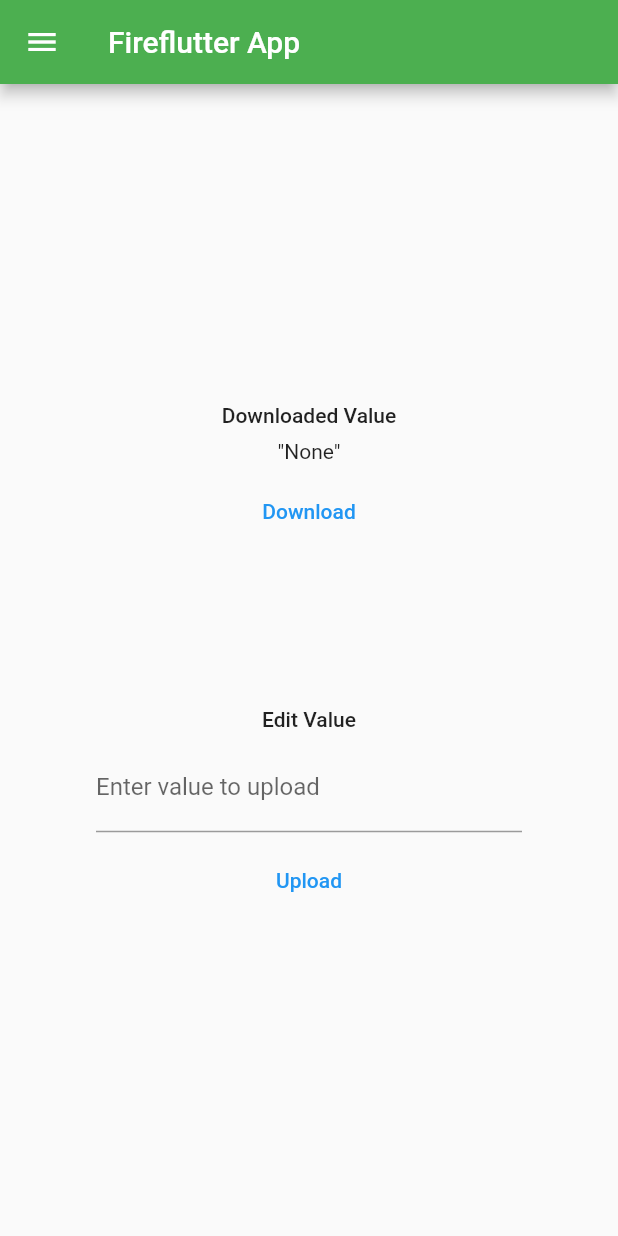
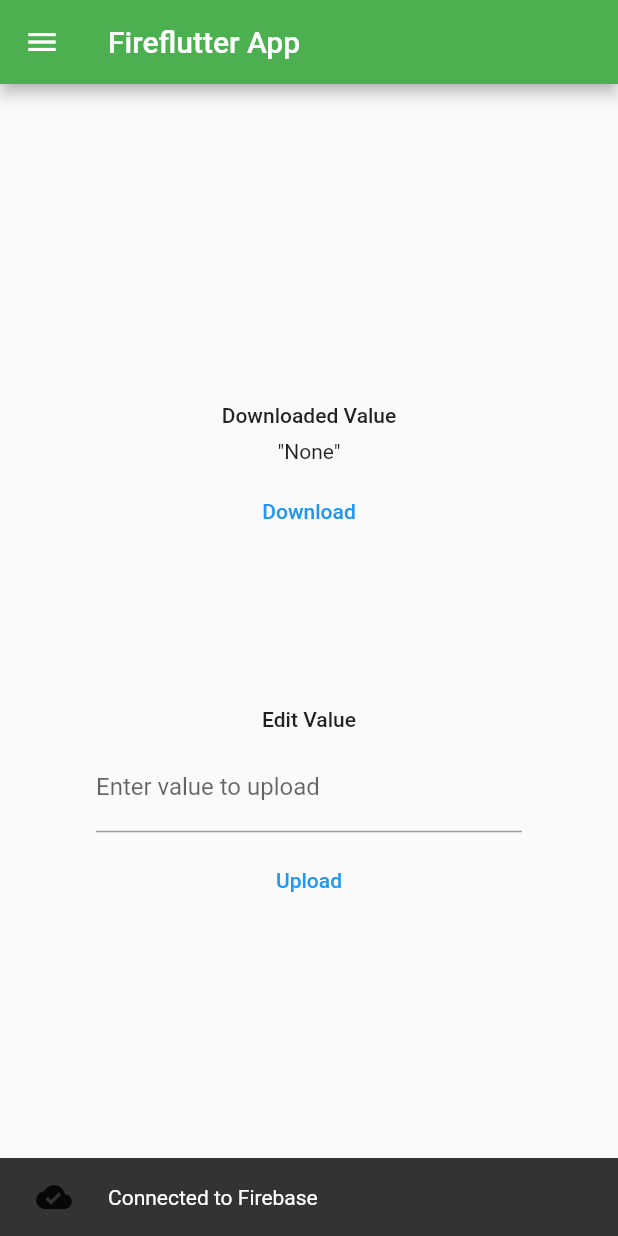
Before and after one commit to Alecadabra/Quizapp, a Flutter app: the first screen one second after launch, on a phone screen of 412 x 824 dp. Run offline on Flutter 3.47's test engine with Material 2 defaults, Android fonts, the phone set to English and light mode, and no system bars; our stand-ins replace cloud_firestore, firebase_auth, firebase_core; accounts and stored records are empty.

Commit message:
Added status message when connected to cloud

```diff
--- a/lib/main.dart
+++ b/lib/main.dart
@@ -83,12 +83,16 @@ class _HomeScreenState extends State<HomeScreen> {
   final _iconLogout = Icon(Icons.logout, color: Colors.white);
   final _iconSuccess = Icon(Icons.check, color: Colors.white);
   final _iconError = Icon(Icons.error, color: Colors.white);
+  final _iconConnected = Icon(Icons.cloud_done);
 
   @override
   void initState() {
     super.initState();
     // Set the login state from the provider's user reference
     _updateLoginState(Provider.of<User?>(context, listen: false));
+    WidgetsBinding.instance?.addPostFrameCallback((timeStamp) {
+      _showMessage('Connected to Firebase', icon: _iconConnected);
+    });
   }
 
   // Logs in to Firebase anonymously
```
